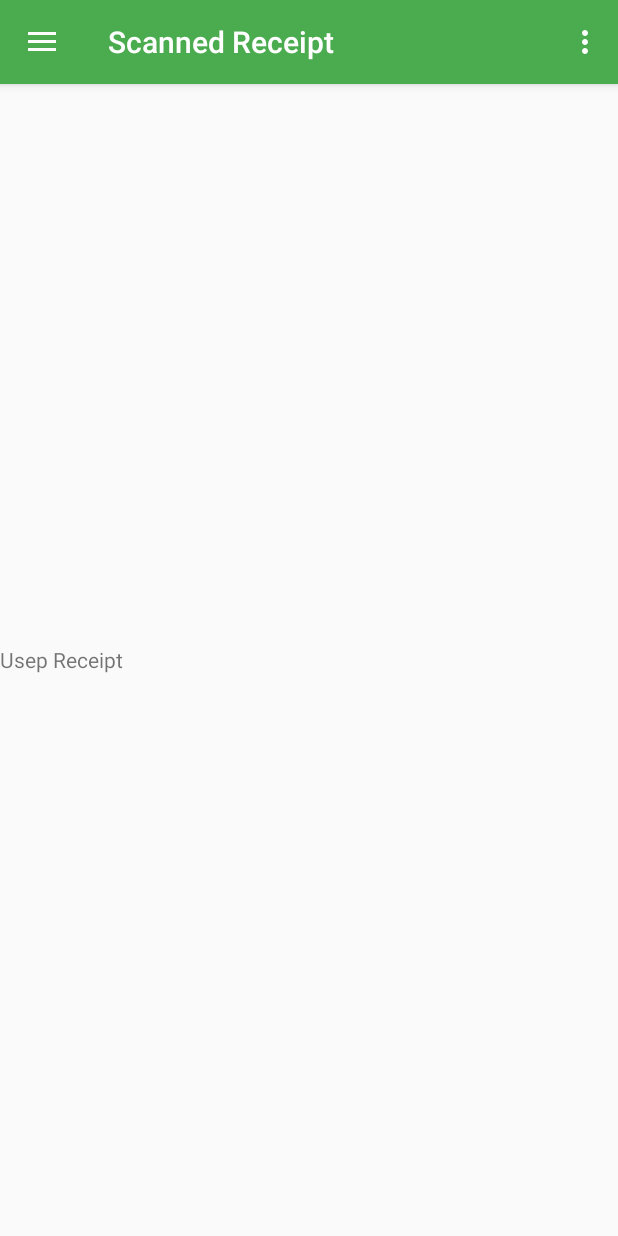
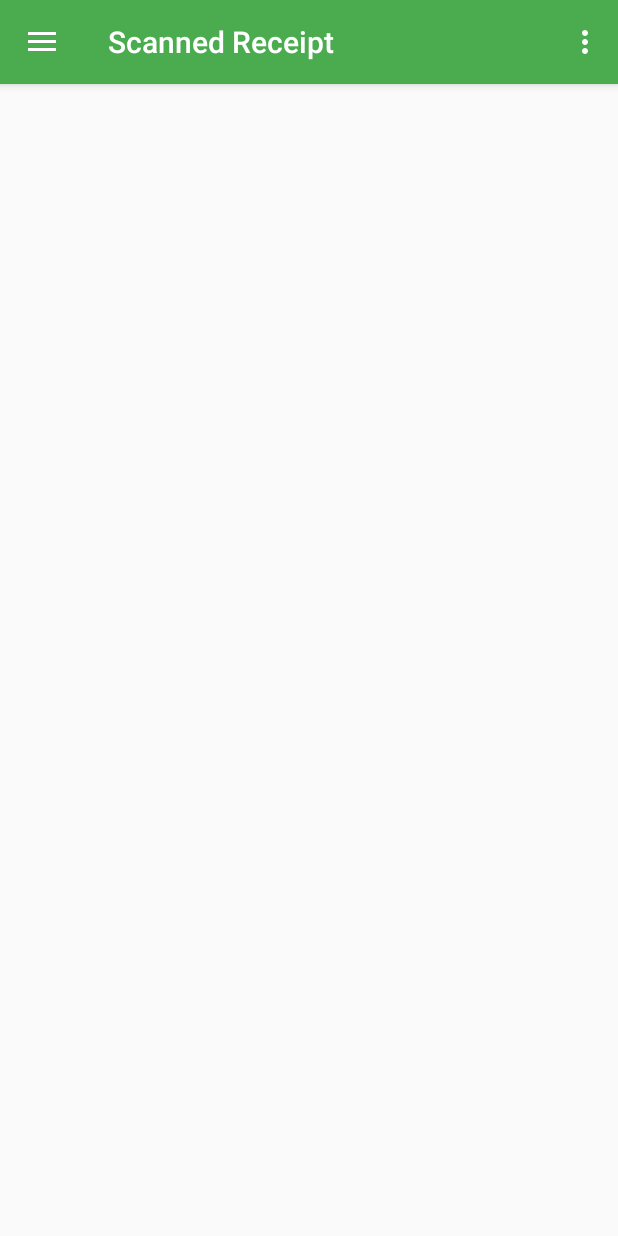
Before and after one commit to smitha272/Storeup-Android, an Android app: the MainActivity screen opened directly, with no data from a screen before it, in the side drawer, after a tap on "My Scanned Receipts", on a phone screen of 412 x 824 dp. Run offline under Robolectric (Android 15) with nearby library versions, the phone set to English and light mode, and no system bars; our stand-ins replace Firebase (no records; nobody signed in at launch, a user with empty details on screens opened directly).

Commit message:
Scanned receipts section basic working Added Adapter, Holder and ImageLoader helper changes in layout pertaining to user receipt fragment

```diff
--- a/Application/storeup/app/src/main/java/com/storeup/MainActivity.java
+++ b/Application/storeup/app/src/main/java/com/storeup/MainActivity.java
@@ -185,33 +185,6 @@ public class MainActivity extends AppCompatActivity
     private void displaySelectedNavScreen(int id) {
         Fragment fragment = null;
         switch (id) {
-            /*case R.id.user_profile:
-                Intent userProfile = new Intent(MainActivity.this, nav_userProfile.class);
-                //fragment = new UserProfile();
-                getUserDetails();
-                startActivity(userProfile);
-                break;
-            case R.id.user_receipts:
-                Intent userReceipts = new Intent(MainActivity.this, nav_userReceipts.class);
-                startActivity(userReceipts);
-                //fragment = new UserReceipts();
-                break;
-            case R.id.user_coupons:
-                Intent userCoupons = new Intent(MainActivity.this, nav_userCoupons.class);
-                startActivity(userCoupons);
-                //fragment = new UserCoupons();
-                break;
-            case R.id.faqs:
-                Intent faqs = new Intent(MainActivity.this, nav_faqs.class);
-                startActivity(faqs);
-                //fragment = new Faqs();
-                break;
-            case R.id.scan_receipts:
-                Intent i = new Intent(MainActivity.this, ScanImageActivity.class);
-                startActivity(i);
-                break;
-            case R.id.user_signout:
-                appSessionManager.logoutUser();*/
             case R.id.user_profile:
                 fragment = new UserProfile();
                 break;
--- a/Application/storeup/app/src/main/res/layout/user_receipts_fragment.xml
+++ b/Application/storeup/app/src/main/res/layout/user_receipts_fragment.xml
@@ -1,13 +1,17 @@
 <?xml version="1.0" encoding="utf-8"?>
 <RelativeLayout xmlns:android="http://schemas.android.com/apk/res/android"
-    android:orientation="vertical" android:layout_width="match_parent"
+    xmlns:tools="http://schemas.android.com/tools"
+    xmlns:app="http://schemas.android.com/apk/res-auto"
+    android:layout_width="match_parent"
     android:layout_height="match_parent">
 
-    <TextView
-        android:id="@+id/textView4"
+
+    <android.support.v7.widget.RecyclerView
+        android:id="@+id/receipt_list"
         android:layout_width="match_parent"
-        android:layout_height="wrap_content"
-        android:text="Usep Receipt"
+        android:layout_height="match_parent"
         android:layout_centerHorizontal="true"
-        android:layout_centerVertical="true"/>
+        android:orientation="vertical"
+        android:scrollbars="none"/>
+
 </RelativeLayout>
```
Also changed, not shown: Application/storeup/app/src/main/java/com/storeup/Adapters/UserReceiptAdapter.java (added, +44 -0 lines), Application/storeup/app/src/main/java/com/storeup/Adapters/UserReceiptHolder.java (added, +21 -0 lines), Application/storeup/app/src/main/java/com/storeup/Entity/UserReceiptData.java (added, +38 -0 lines), Application/storeup/app/src/main/java/com/storeup/Helpers/ImageLoader.java (added, +45 -0 lines), Application/storeup/app/src/main/java/com/storeup/UserReceipt.java (+25 -12 lines), Application/storeup/app/src/main/res/layout/user_receipt_view.xml (added, +13 -0 lines), 1 other file.
